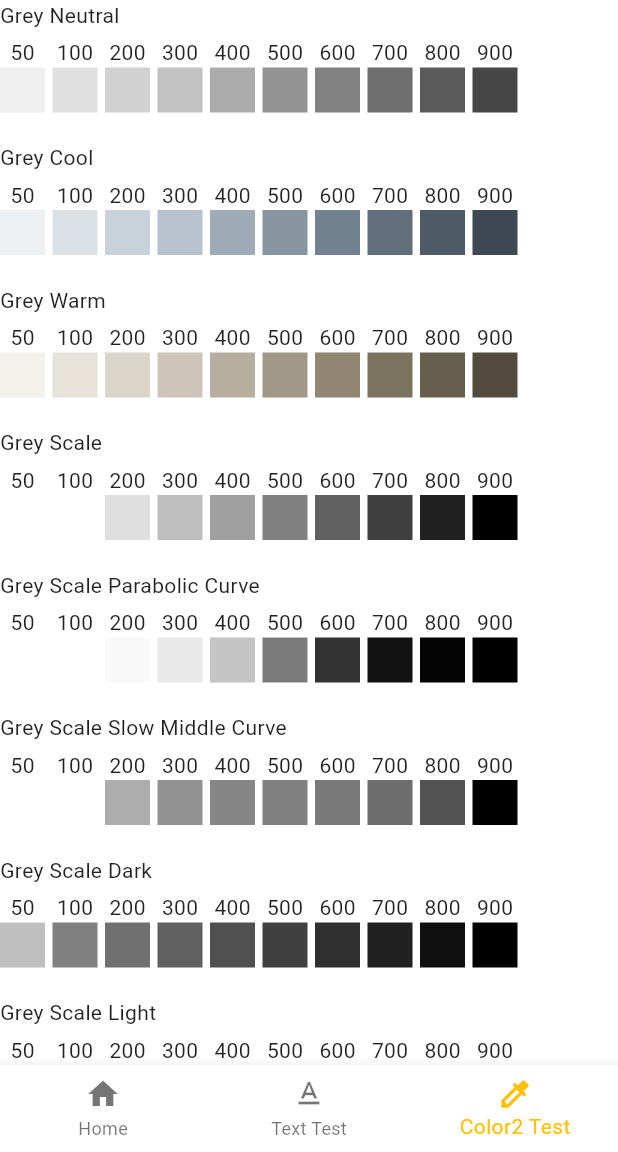
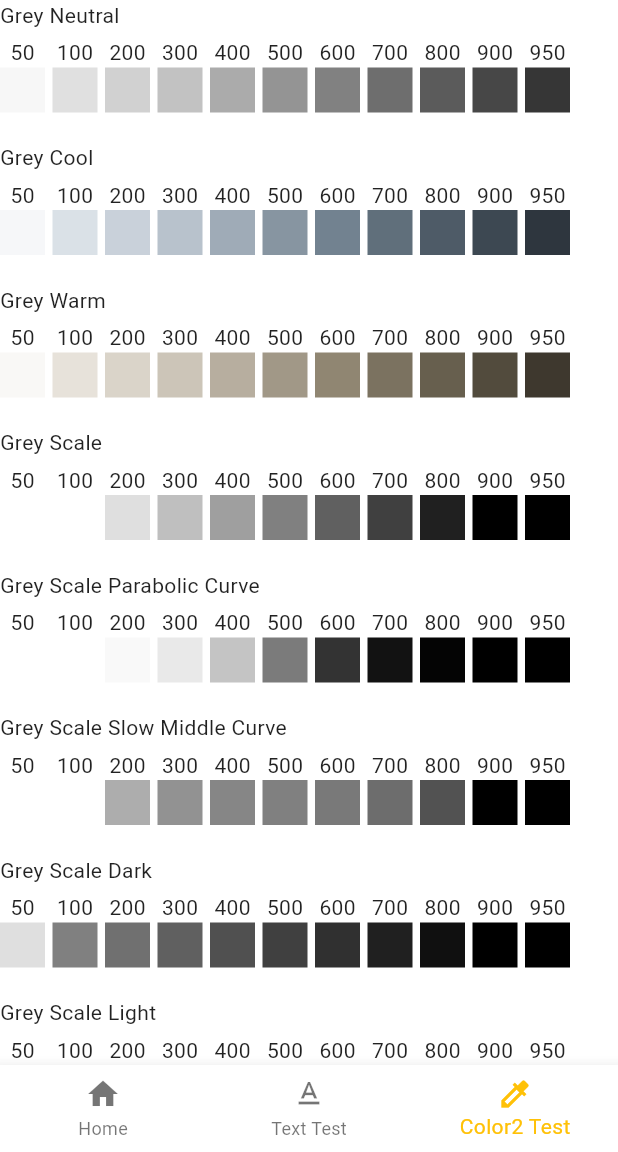
Before and after one commit to mcmah309/wind_ui, a Flutter app: the screen it shows after launch, item 3 of the bottom bar chosen, on a phone screen of 412 x 824 dp, the part 84-1236 px from its top. Run offline on Flutter 3.47's test engine with Material 3 defaults, Android fonts, the phone set to English and light mode, and no system bars.

Commit message:
feat: Add 950

```diff
--- a/lib/src/test_color2_widget.dart
+++ b/lib/src/test_color2_widget.dart
@@ -144,6 +144,19 @@ class TestColor2 extends StatelessWidget {
                 ),
               ],
             ),
+            const SizedBox(
+              width: 5,
+            ),
+            Column(
+              children: [
+                const Text("950"),
+                Container(
+                  width: 30,
+                  height: 30,
+                  color: color.shade950,
+                ),
+              ],
+            ),
           ],
         ),
         const SizedBox(height: 20),
--- a/lib/src/wind_ui.dart
+++ b/lib/src/wind_ui.dart
@@ -188,6 +188,49 @@ class Color2 extends MaterialColor {
   /// The label for this color e.g. "background" or "primary"
   final String? label;
 
+  /// The shade a quater the way between the lightest shade ([shade900]) and white.
+  @override
+  Color get shade50 => this[50]!;
+
+  /// The lightest shade.
+  @override
+  Color get shade100 => this[100]!;
+
+  /// The second lightest shade.
+  @override
+  Color get shade200 => this[200]!;
+
+  /// The third lightest shade.
+  @override
+  Color get shade300 => this[300]!;
+
+  /// The fourth lightest shade.
+  @override
+  Color get shade400 => this[400]!;
+
+  /// The default shade.
+  @override
+  Color get shade500 => this[500]!;
+
+  /// The fourth darkest shade.
+  @override
+  Color get shade600 => this[600]!;
+
+  /// The third darkest shade.
+  @override
+  Color get shade700 => this[700]!;
+
+  /// The second darkest shade.
+  @override
+  Color get shade800 => this[800]!;
+
+  /// The darkest shade.
+  @override
+  Color get shade900 => this[900]!;
+
+  /// The shade quater between the darkest shade ([shade900]) and black.
+  Color get shade950 => this[950]!;
+
   /// Equivlent to [shade50]
   HSLColor get shade50Hsl => HSLColor.fromColor(shade50);
 
@@ -217,6 +260,9 @@ class Color2 extends MaterialColor {
 
   /// Dark shade. Equivlent to [shade900]
   HSLColor get shade900Hsl => HSLColor.fromColor(shade900);
+
+  /// Equivlent to [shade950]
+  HSLColor get shade950Hsl => HSLColor.fromColor(shade950);
 
   // ignore: prefer_const_constructors_in_immutables
   Color2(super.primary, super.swatch, {this.label});
@@ -291,10 +337,10 @@ class Color2 extends MaterialColor {
       50: _interpolate(
               from: HSLColor.fromAHSL(shade100.alpha, shade100.hue, shade100.saturation, 1),
               to: shade100,
-              tAlpha: 0.5,
-              tHue: 0.5,
-              tSaturation: 0.5,
-              tLightness: 0.5)
+              tAlpha: 0.25,
+              tHue: 0.25,
+              tSaturation: 0.25,
+              tLightness: 0.25)
           .toColor(),
       100: shade100.toColor(),
       200: colorsC[1].toColor(),
@@ -304,7 +350,15 @@ class Color2 extends MaterialColor {
       600: colorsC[5].toColor(),
       700: colorsC[6].toColor(),
       800: colorsC[7].toColor(),
-      900: shade900.toColor()
+      900: shade900.toColor(),
+      950: _interpolate(
+              from: shade900,
+              to: HSLColor.fromAHSL(shade900.alpha, shade900.hue, shade900.saturation, 0),
+              tAlpha: 0.25,
+              tHue: 0.25,
+              tSaturation: 0.25,
+              tLightness: 0.25)
+          .toColor()
     };
     return Color2._(medium.value, swatch, label: label);
   }
@@ -402,10 +456,10 @@ class Color2 extends MaterialColor {
               from:
                   HSLColor.fromAHSL(shade100Hsl.alpha, shade100Hsl.hue, shade100Hsl.saturation, 1),
               to: shade100Hsl,
-              tAlpha: 0.5,
-              tHue: 0.5,
-              tSaturation: 0.5,
-              tLightness: 0.5)
+              tAlpha: 0.25,
+              tHue: 0.25,
+              tSaturation: 0.25,
+              tLightness: 0.25)
           .toColor(),
       100: shade100Hsl.toColor(),
       200: shade200Hsl.toColor(),
@@ -415,7 +469,15 @@ class Color2 extends MaterialColor {
       600: shade600Hsl.toColor(),
       700: shade700Hsl.toColor(),
       800: shade800Hsl.toColor(),
-      900: shade900Hsl.toColor()
+      900: shade900Hsl.toColor(),
+      950: _interpolate(
+              from: shade900Hsl,
+              to: HSLColor.fromAHSL(shade100Hsl.alpha, shade100Hsl.hue, shade100Hsl.saturation, 0),
+              tAlpha: 0.25,
+              tHue: 0.25,
+              tSaturation: 0.25,
+              tLightness: 0.25)
+          .toColor()
     };
 
     return Color2._(shade500.value, swatch, label: label);
@@ -460,19 +522,28 @@ class Color2 extends MaterialColor {
   }
 
   factory Color2.material(MaterialColor material, {String? label}) {
+    final nine = HSLColor.fromColor(material.shade900);
     return Color2._(
         material.value,
         {
-          50: material[50]!,
-          100: material[100]!,
-          200: material[200]!,
-          300: material[300]!,
-          400: material[400]!,
-          500: material[500]!,
-          600: material[600]!,
-          700: material[700]!,
-          800: material[800]!,
-          900: material[900]!
+          50: material.shade50,
+          100: material.shade100,
+          200: material.shade200,
+          300: material.shade300,
+          400: material.shade400,
+          500: material.shade500,
+          600: material.shade600,
+          700: material.shade700,
+          800: material.shade800,
+          900: material.shade900,
+          950: _interpolate(
+                  from: nine,
+                  to: HSLColor.fromAHSL(nine.alpha, nine.hue, nine.saturation, 0),
+                  tAlpha: 0.25,
+                  tHue: 0.25,
+                  tSaturation: 0.25,
+                  tLightness: 0.25)
+              .toColor()
         },
         label: label);
   }
@@ -490,7 +561,8 @@ class Color2 extends MaterialColor {
       600: color,
       700: color,
       800: color,
-      900: color
+      900: color,
+      950: color,
     });
     return Color2.material(material);
   }
```
